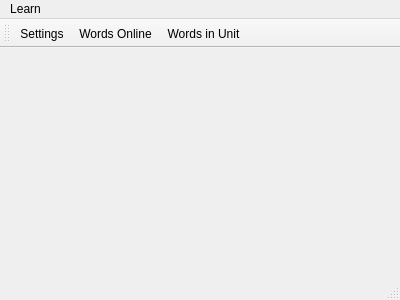
Before: the Qt Designer form UI/mainwindow.ui in zwvista/LollyQt, drawn with Qt 5.
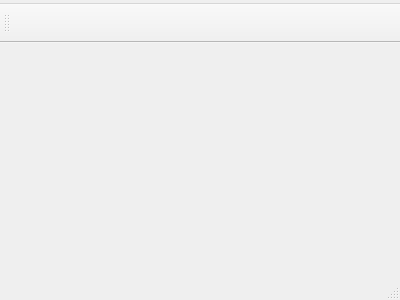
After: the same form once the commit is applied.

What changed in the file:
```diff
--- a/UI/mainwindow.ui
+++ b/UI/mainwindow.ui
@@ -25,7 +25,7 @@
    </property>
    <widget class="QMenu" name="menuLearn">
     <property name="title">
-     <string>Learn</string>
+     <wstring>Learn</wstring>
     </property>
     <addaction name="actionWordsOnline"/>
     <addaction name="actionSelectUnits"/>
@@ -49,12 +49,12 @@
   </widget>
   <action name="actionWordsOnline">
    <property name="text">
-    <string>Words Online</string>
+    <wstring>Words Online</wstring>
    </property>
   </action>
   <action name="actionWords_in_Unit">
    <property name="text">
-    <string>Words in Unit</string>
+    <wstring>Words in Unit</wstring>
    </property>
   </action>
   <action name="actionSelectUnits">
@@ -64,7 +64,7 @@
   </action>
   <action name="actionSettings">
    <property name="text">
-    <string> Settings ...</string>
+    <wstring> Settings ...</wstring>
    </property>
    <property name="toolTip">
     <string>Settings</string>
```
Left out of the diff: 6 changed lines with no effect on the pictures.
